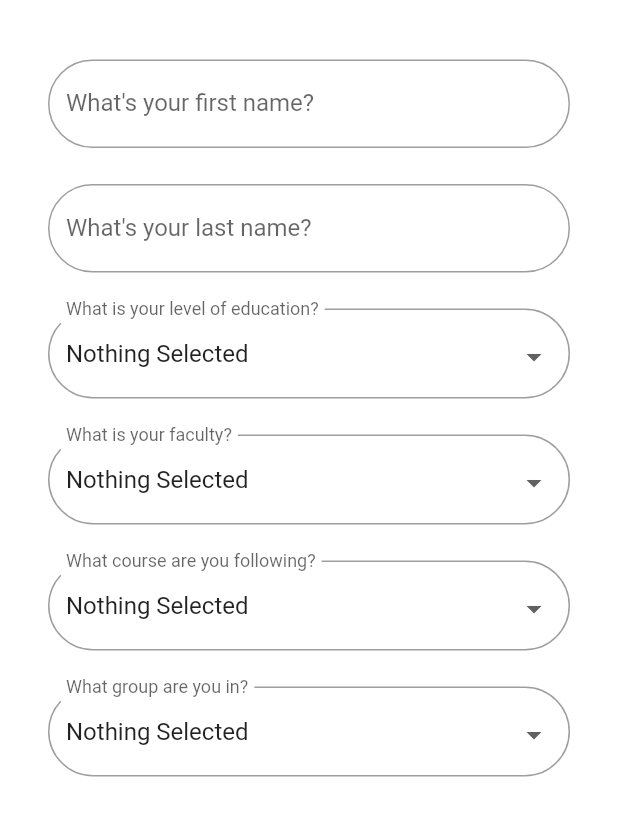
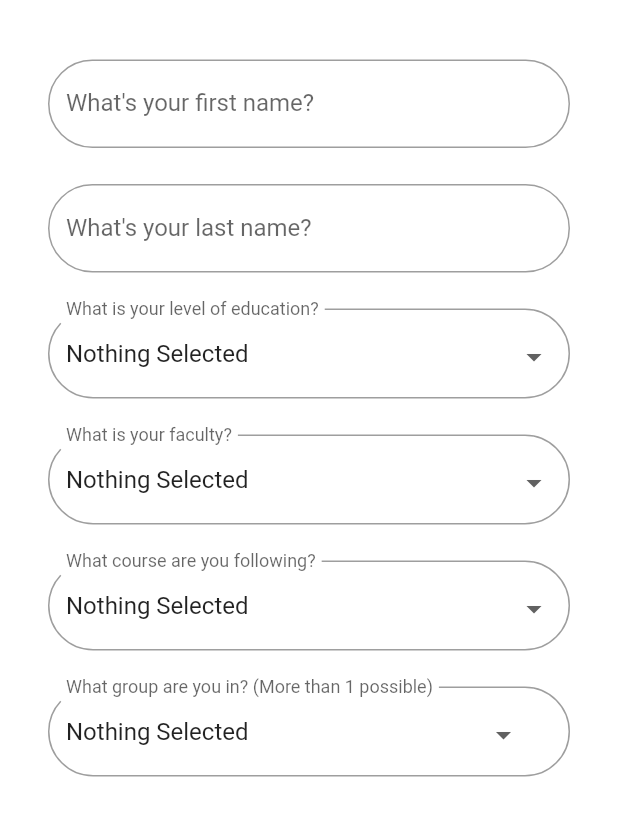
Before and after one commit to OsamaBinNaughty-hub/Hippo2.0, a Flutter app: the screen it shows after launch, on a phone screen of 412 x 824 dp, the part 299-1135 px from its top. Run offline on Flutter 3.47's test engine with Material 2 defaults, Android fonts, the light colour scheme and no system bars; our stand-ins replace get_it; project files that could hold a hidden picture were left out.

Commit message:
MultiSelect & DropdownMultiSelect

```diff
--- a/hippo_v2/lib/controller/landing_page_controller.dart
+++ b/hippo_v2/lib/controller/landing_page_controller.dart
@@ -1,8 +1,12 @@
 import 'package:flutter/cupertino.dart';
+import 'package:flutter/material.dart';
+import 'package:hippo_v2/view/widget/landing_widgets/multiselect.dart';
 
 class LandingController extends ChangeNotifier{
   // call this function if you want to go to MainPage
   late Function(String) onAuthorization;
+
+
 
   TextEditingController firstNameController = new TextEditingController();
   TextEditingController lastNameController = new TextEditingController();
@@ -13,5 +17,4 @@ class LandingController extends ChangeNotifier{
     lastNameController.dispose();
     super.dispose();
   }
-
 }
--- a/hippo_v2/lib/view/page/landing_page.dart
+++ b/hippo_v2/lib/view/page/landing_page.dart
@@ -3,8 +3,20 @@ import 'package:flutter/material.dart';
 import 'package:flutter/services.dart';
 import 'package:hippo_v2/controller/landing_page_controller.dart';
 import 'package:hippo_v2/view/widget/base_view.dart';
+import 'package:hippo_v2/view/widget/landing_widgets/multiselect.dart';
 import 'package:hippo_v2/view/widget/landing_widgets/landing_textfield.dart';
 import 'package:hippo_v2/view/widget/landing_widgets/landing_title.dart';
+
+//TODO: Dependable dropdowns made from previous choice in DropdownList() & DropdownMultiDialog()
+//TODO: Put DropdownList() & DropdownMultiDialog() in own file in landing_widgets dir
+/** IDEAS:
+ * (https://stackoverflow.com/questions/39645641/best-way-to-implement-no-password-sign-in-with-firebase)
+ * First name / Last name / vub mail adress / (maybe) student ID
+ * Press next button //TODO: design next button
+ * --> onPressed: TODO: no-signIn/signUp auth to firebase (https://stackoverflow.com/questions/39645641/best-way-to-implement-no-password-sign-in-with-firebase)
+ * Always "logged in" with the TOKEN (while having user information on back-end side)
+ * --> Why? : Problems to specific use
+**/
 
 class Landing extends StatefulWidget {
   const Landing({ Key? key }) : super(key: key);
@@ -24,6 +36,7 @@ class _LandingState extends State<Landing> {
         ),
       );
     };
+
     return BaseView<LandingController>(
       onControllerReady: (controller){
         controller.onAuthorization = onAuthorization;
@@ -90,8 +103,10 @@ class _LandingState extends State<Landing> {
                               labelText: 'What course are you following?',
                             ),
                             SizedBox(height: 3*8,),
-                            DropdownList(
-                              labelText: 'What group are you in?',
+                            //DropdownList(labelText: 'What group are you in? (More than 1 possible)',),
+                            //SizedBox(height: 3*8,),
+                            DropdownMultiSelectDialog(
+                              labelText: "What group are you in? (More than 1 possible)",
                             ),
                           ],
                         ),
@@ -113,6 +128,7 @@ class DropdownList extends StatefulWidget {
   DropdownList({
     required this.labelText
   });
+
   @override
   _DropdownListState createState() => _DropdownListState();
 }
@@ -152,3 +168,70 @@ class _DropdownListState extends State<DropdownList> {
     );
   }
 }
+
+class DropdownMultiSelectDialog extends StatefulWidget {
+  const DropdownMultiSelectDialog({Key? key,
+    required this.labelText,
+  }) : super(key: key);
+  final String labelText;
+  @override
+  _DropdownMultiSelectDialogState createState() => _DropdownMultiSelectDialogState();
+}
+
+class _DropdownMultiSelectDialogState extends State<DropdownMultiSelectDialog> {
+  String dropdownValue='Nothing Selected';
+
+  @override
+  Widget build(BuildContext context) {
+    return GestureDetector(
+      onTap: ()=>showGroupMultiselect(context),
+      child: InputDecorator(
+        decoration: InputDecoration(
+          labelText: widget.labelText,
+          border: OutlineInputBorder(
+            borderRadius: BorderRadius.circular(40.0),
+          ),
+        ),
+        child: Container(
+          height: 20,
+          child: Row(
+            children: [
+              Text(
+                dropdownValue,
+                style: TextStyle(
+                  fontSize: 16
+                ),
+              ),
+              SizedBox(width: 158,),//SCUFFED AS FUCK MAAR IK GEEF GEEN FUCK...
+              Icon(
+                Icons.arrow_drop_down,
+                color: Colors.grey.shade700,
+              ),
+            ],
+          ),
+        ),
+      ),
+    );
+  }
+
+  //TODO: automatic showGroupMultiSelect.
+  //TODO: CANCEL/SUBMIT BUTTONS NOT WORKING ? ALTHOUGH IT WORKED BEFORE!!!! BULLSHIT
+  void showGroupMultiselect(BuildContext context) async {
+    final items = <MultiSelectDialogItem<int>>[
+      MultiSelectDialogItem(1, 'Group 1'),
+      MultiSelectDialogItem(2, 'Group 2'),
+      MultiSelectDialogItem(3, 'What the fuck is this bullshit code?'),
+    ];
+
+    final selectedValues = await showDialog<Set<int>>(
+      context: context,
+      builder: (BuildContext context) {
+        return MultiSelectDialog(
+          items: items,
+          initialSelectedValues: [].toSet(),
+        );
+      },
+    );
+    print(selectedValues);
+  }
+}
```
Also changed, not shown: hippo_v2/lib/view/widget/landing_widgets/multiselect.dart (added, +83 -0 lines).
